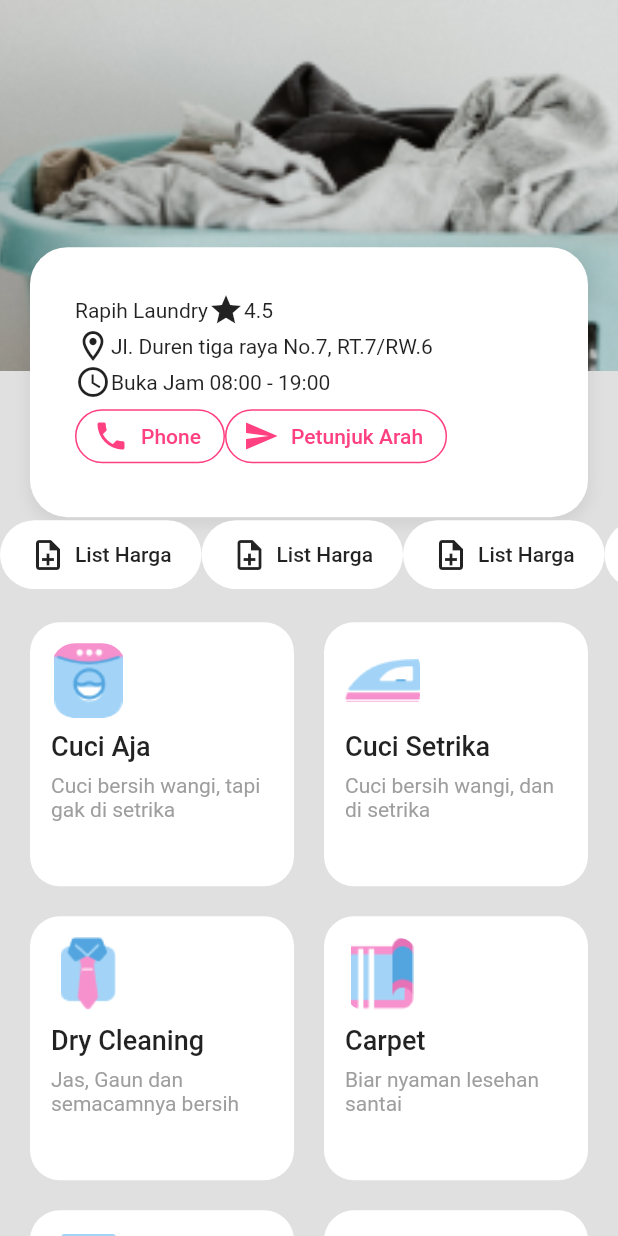
After one commit to rizalbachtiar/laundry-ui, a Flutter app: the DetailLaundryPage screen opened directly, on a phone screen of 412 x 824 dp. The commit adds this screen. Run offline on Flutter 3.47's test engine with Material 2 defaults, Android fonts, the light colour scheme and no system bars; our stand-ins replace material_segmented_control, smooth_page_indicator.

Commit message:
create page detail laundry

```diff
--- a/lib/main.dart
+++ b/lib/main.dart
@@ -1,3 +1,4 @@
+import 'package:clone_ui_2/pages/detail_laundry_page.dart';
 import 'package:clone_ui_2/pages/home_page.dart';
 import 'package:clone_ui_2/pages/laundry_location_page.dart';
 import 'package:clone_ui_2/pages/laundry_page.dart';
@@ -42,7 +43,7 @@ class _MyAppState extends State<MyApp> with SingleTickerProviderStateMixin{
             HomePage(),
             LaundryPage(),
             LaundryLocationPage(),
-            Center(child: Text('E'),),
+            DetailLaundryPage(),
           ],
         ),
         extendBody: true,
--- /dev/null
+++ b/lib/pages/detail_laundry_page.dart
@@ -0,0 +1,243 @@
+import 'package:flutter/material.dart';
+
+import '../util/services.dart';
+
+class DetailLaundryPage extends StatefulWidget {
+  const DetailLaundryPage({Key? key}) : super(key: key);
+
+  @override
+  State<DetailLaundryPage> createState() => _DetailLaundryPageState();
+}
+
+class _DetailLaundryPageState extends State<DetailLaundryPage> {
+  @override
+  Widget build(BuildContext context) {
+    return Scaffold(
+      body: Container(
+        color: Colors.grey[300],
+        child: Stack(
+          children: [
+            Container(
+              height: MediaQuery.of(context).size.height * 0.3,
+              width: double.infinity,
+              decoration: BoxDecoration(
+                image: DecorationImage(
+                  image: ExactAssetImage('assets/images/promo/baju.png'),
+                  fit: BoxFit.cover
+                )
+              ),
+            ),
+            Container(
+              margin: EdgeInsets.only(top: MediaQuery.of(context).size.height * 0.2),
+              child: Column(
+                children: [
+                  Container(
+                    margin: EdgeInsets.symmetric(horizontal: 20),
+                    padding: EdgeInsets.all(30),
+                    decoration: BoxDecoration(
+                      color: Colors.white,
+                      borderRadius: BorderRadius.circular(25),
+                      boxShadow: [
+                        BoxShadow(
+                          color: const Color(0xff4b4e4e).withOpacity(0.1),
+                          spreadRadius: 1,
+                          blurRadius: 8,
+                          offset: Offset(0, 4), // changes position of shadow
+                        ),
+                      ],
+                    ),
+                    child: Column(
+                      children: [
+                        Row(
+                          children: [
+                            Text('Rapih Laundry'),
+                            Row(
+                              children: [
+                                Icon(Icons.star),
+                                Text('4.5')
+                              ],
+                            )
+                          ],
+                        ),
+                        Row(
+                          children: [
+                            Icon(Icons.location_on_outlined),
+                            Text('Jl. Duren tiga raya No.7, RT.7/RW.6')
+                          ],
+                        ),
+                        Row(
+                          children: [
+                            Icon(Icons.access_time),
+                            Text('Buka Jam 08:00 - 19:00')
+                          ],
+                        ),
+                        Row(
+                          children: [
+                            ElevatedButton.icon(
+                              onPressed: (){},
+                              icon: Icon(Icons.phone, color: Colors.pinkAccent,),
+                              label: Text('Phone', style: TextStyle(
+                                color: Colors.pinkAccent
+                              ),),
+                              style: ButtonStyle(
+                                shadowColor: MaterialStateProperty.all(Colors.transparent),
+                                backgroundColor: MaterialStateProperty.all(Colors.white),
+                                shape: MaterialStateProperty.all<RoundedRectangleBorder>(
+                                  RoundedRectangleBorder(
+                                    borderRadius: BorderRadius.circular(20),
+                                    side: BorderSide(color: Colors.pinkAccent,)
+                                  )
+                                )
+                              ),
+                            ),
+                            ElevatedButton.icon(
+                              onPressed: (){},
+                              icon: Icon(Icons.send, color: Colors.pinkAccent,),
+                              label: Text('Petunjuk Arah', style: TextStyle(
+                                  color: Colors.pinkAccent
+                              ),),
+                              style: ButtonStyle(
+                                  shadowColor: MaterialStateProperty.all(Colors.transparent),
+                                  backgroundColor: MaterialStateProperty.all(Colors.white),
+                                  shape: MaterialStateProperty.all<RoundedRectangleBorder>(
+                                      RoundedRectangleBorder(
+                                          borderRadius: BorderRadius.circular(20),
+                                          side: BorderSide(color: Colors.pinkAccent,)
+                                      )
+                                  )
+                              ),
+                            )
+                          ],
+                        )
+                      ],
+                    ),
+                  ),
+                  Container(
+                    width: MediaQuery.of(context).size.width,
+                    padding: EdgeInsets.symmetric(vertical: 2),
+                    height: 50,
+                    child: ListView(
+                      scrollDirection: Axis.horizontal,
+                      children: [
+                        Container(
+                          padding: EdgeInsets.symmetric(horizontal: 20),
+                          decoration: BoxDecoration(
+                            borderRadius: BorderRadius.circular(25),
+                            color: Colors.white
+                          ),
+                          child: Row(
+                            children: [
+                              Icon(Icons.note_add_outlined),
+                              SizedBox(width: 6,),
+                              Text('List Harga', style: TextStyle(
+                                fontWeight: FontWeight.w500,
+                              ),),
+                            ],
+                          ),
+                        ),
+                        Container(
+                          padding: EdgeInsets.symmetric(horizontal: 20),
+                          decoration: BoxDecoration(
+                              borderRadius: BorderRadius.circular(25),
+                              color: Colors.white
+                          ),
+                          child: Row(
+                            children: [
+                              Icon(Icons.note_add_outlined),
+                              SizedBox(width: 6,),
+                              Text('List Harga', style: TextStyle(
+                                fontWeight: FontWeight.w500,
+                              ),),
+                            ],
+                          ),
+                        ),
+                        Container(
+                          padding: EdgeInsets.symmetric(horizontal: 20),
+                          decoration: BoxDecoration(
+                              borderRadius: BorderRadius.circular(25),
+                              color: Colors.white
+                          ),
+                          child: Row(
+                            children: [
+                              Icon(Icons.note_add_outlined),
+                              SizedBox(width: 6,),
+                              Text('List Harga', style: TextStyle(
+                                fontWeight: FontWeight.w500,
+                              ),),
+                            ],
+                          ),
+                        ),
+                        Container(
+                          padding: EdgeInsets.symmetric(horizontal: 20),
+                          decoration: BoxDecoration(
+                              borderRadius: BorderRadius.circular(25),
+                              color: Colors.white
+                          ),
+                          child: Row(
+                            children: [
+                              Icon(Icons.note_add_outlined),
+                              SizedBox(width: 6,),
+                              Text('List Harga', style: TextStyle(
+                                fontWeight: FontWeight.w500,
+                              ),),
+                            ],
+                          ),
+                        )
+                      ],
+                    ),
+                  ),
+                  Expanded(
+                    child: CustomScrollView(
+                      primary: false,
+                      slivers: <Widget>[
+                        SliverPadding(
+                          padding: const EdgeInsets.only(top: 20, left: 20, right: 20),
+                          sliver: SliverGrid.count(
+                            crossAxisSpacing: 20,
+                            mainAxisSpacing: 20,
+                            crossAxisCount: 2,
+                            children: const <Widget>[
+                              //'assets/images/product/Washing-Machine.png'
+                              //Cuci Aja
+                              //
+                              Services(
+                                  imageUrl:
+                                  'assets/images/product/Washing-Machine.png',
+                                  title: 'Cuci Aja',
+                                  description:
+                                  'Cuci bersih wangi, tapi gak di setrika'),
+                              Services(
+                                  imageUrl: 'assets/images/product/Iron.png',
+                                  title: 'Cuci Setrika',
+                                  description: 'Cuci bersih wangi, dan di setrika'),
+                              Services(
+                                  imageUrl: 'assets/images/product/Clothes.png',
+                                  title: 'Dry Cleaning',
+                                  description: 'Jas, Gaun dan semacamnya bersih'),
+                              Services(
+                                  imageUrl: 'assets/images/product/Carpet.png',
+                                  title: 'Carpet',
+                                  description: 'Biar nyaman lesehan santai'),
+                              Services(
+                                  imageUrl: 'assets/images/product/Bed.png',
+                                  title: 'Kasur',
+                                  description: 'Tidur jadi nyaman bebas gatel'),
+                              Services(
+                                  imageUrl: 'assets/images/product/Shoes.png',
+                                  title: 'Sepatu & Tas',
+                                  description: 'Biar tambah kece dan bersih'),
+                            ],
+                          ),
+                        ),
+                      ],
+                    ),
+                  )
+                ],
+              ),
+            )
+          ],
+        ),
+      ),
+    );
+  }
+}
```
